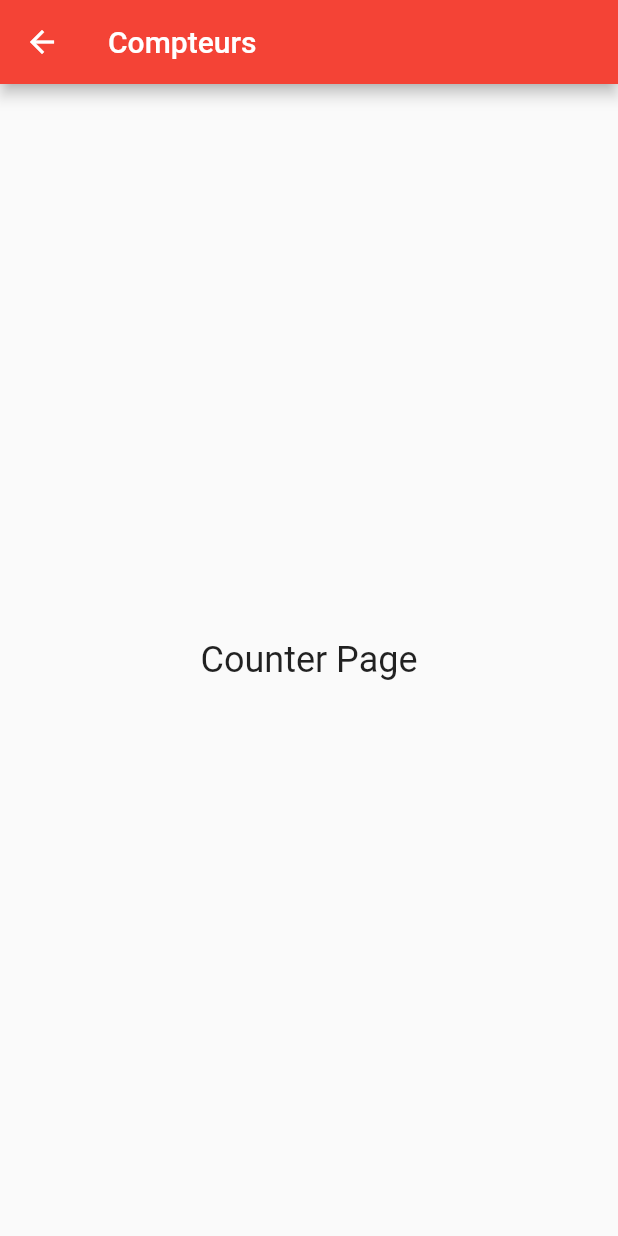
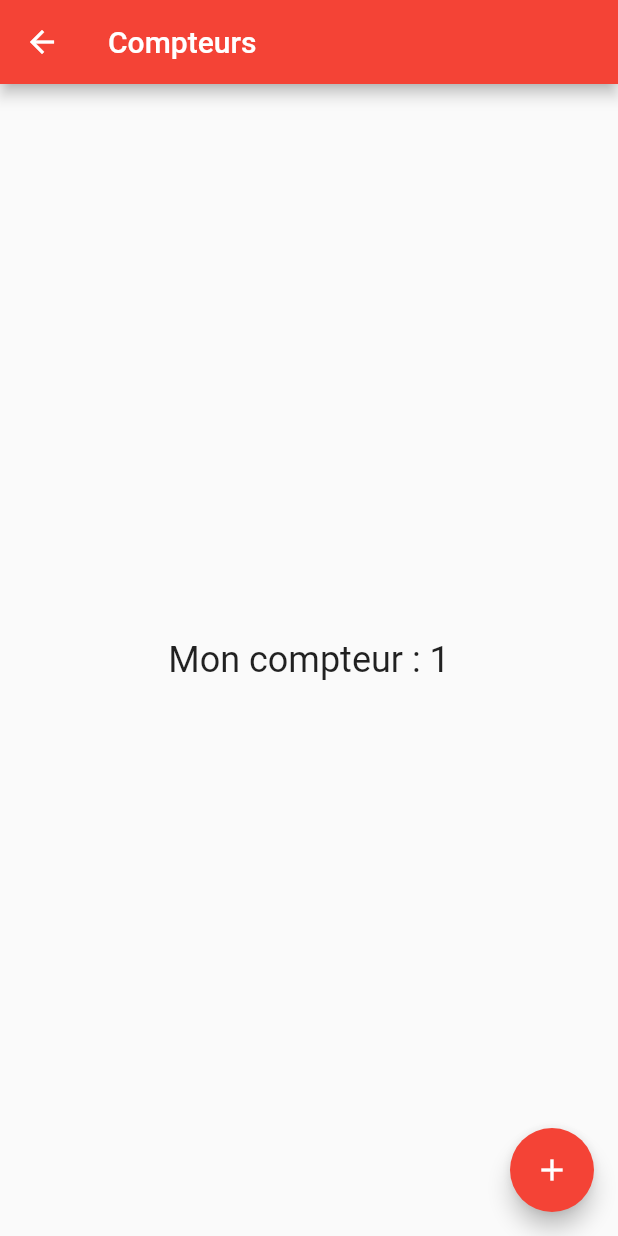
Before and after one commit to alphacpc/flutter-basic-app, a Flutter app: the CounterScreen screen opened by its route, on a phone screen of 412 x 824 dp. Run offline on Flutter 3.47's test engine with Material 2 defaults, Android fonts, the light colour scheme and no system bars.

Commit message:
Added StatefullWidget for Counter Page

```diff
--- a/lib/main.dart
+++ b/lib/main.dart
@@ -28,6 +28,7 @@ class MyApp extends StatelessWidget {
         primarySwatch: Colors.red
       ),
       initialRoute: "/home",
+      debugShowCheckedModeBanner: false,
     );
   }
 }
--- a/lib/ui/pages/counter.page.dart
+++ b/lib/ui/pages/counter.page.dart
@@ -1,14 +1,33 @@
 import 'package:flutter/material.dart';
 
-class CounterScreen extends StatelessWidget{
-  const CounterScreen({Key ? key}) : super(key: key);
+class CounterScreen extends StatefulWidget{
+
+  @override
+  _CounterPageState createState() => _CounterPageState();
+
+}
+
+
+class _CounterPageState extends State<CounterScreen>{
+
+  int counter = 1;
 
   @override
   Widget build(BuildContext context){
     return Scaffold(
       appBar: AppBar(title: Text("Compteurs")),
       body: Center(
-        child: Text("Counter Page", style: TextStyle(fontSize: 24),)
+        child: Text("Mon compteur : ${counter}", style: TextStyle(fontSize: 24),)
+      ),
+      floatingActionButton: FloatingActionButton(
+        child: Icon(Icons.add),
+        onPressed: () {
+          setState(() {
+          ++counter;
+
+          });
+          print(counter);
+        },
       ),
     );
   }
```
